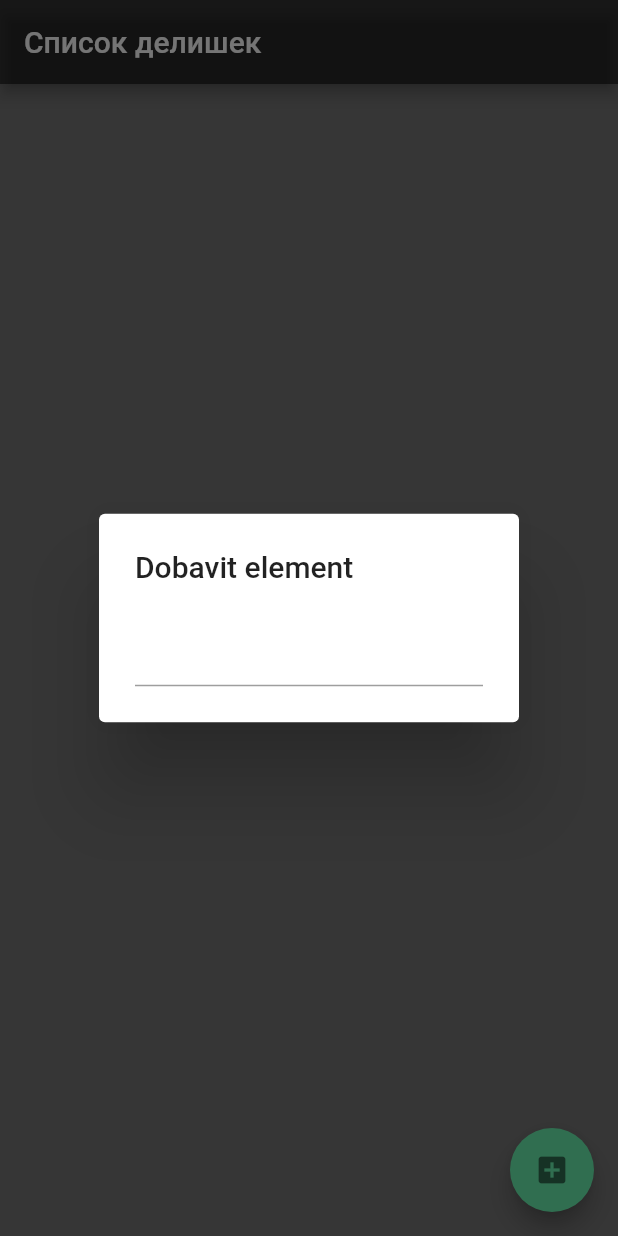
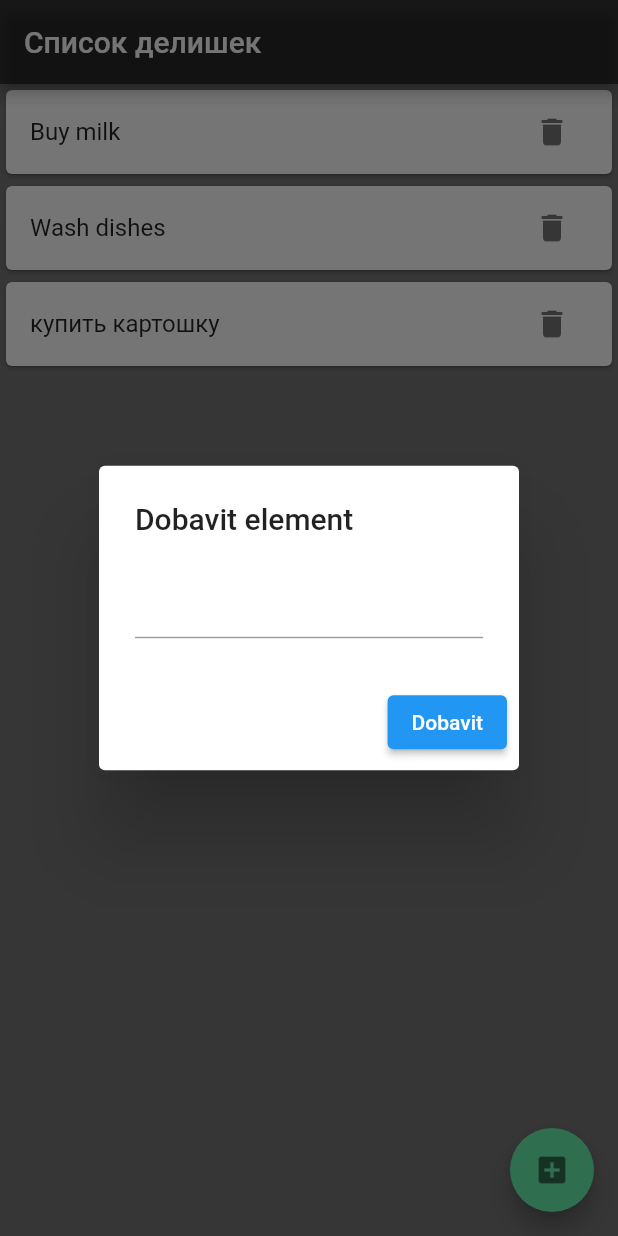
Before and after one commit to ArthurIbatullin/The-first, a Flutter app: the screen it shows after launch, after a tap on the "add box" icon, on a phone screen of 412 x 824 dp. Run offline on Flutter 3.47's test engine with Material 2 defaults, Android fonts, the phone set to English and light mode, and no system bars.

Commit message:
Ура, пофиксил баг, сделал свое приложение с заметками

```diff
--- a/lib/pages/home.dart
+++ b/lib/pages/home.dart
@@ -7,6 +7,8 @@ class Home extends StatefulWidget {
   State<Home> createState() => _HomeState();
 }
 
+class _HomeState extends State<Home> {
+  String _userToDo = "";
   List todoList = [];
 
   @override
@@ -16,7 +18,6 @@ void initState() {
     todoList.addAll(['Buy milk', 'Wash dishes', 'купить картошку']);
   }
 
-class _HomeState extends State<Home> {
   @override
   Widget build(BuildContext context) {
     return Scaffold(
@@ -59,7 +60,19 @@ class _HomeState extends State<Home> {
               builder: (BuildContext context) {
                 return AlertDialog(
                   title: Text('Dobavit element'),
-                  content: TextField(onChanged: (String value) {}),
+                  content: TextField(onChanged: (String value) {
+                    _userToDo = value;
+                  }),
+                  actions: [
+                    ElevatedButton(
+                        onPressed: () {
+                          setState(() {
+                            todoList.add(_userToDo);
+                          });
+                          Navigator.of(context).pop();
+                        },
+                        child: Text("Dobavit"))
+                  ],
                 );
               });
         },
```
Lines whose indentation alone changed are shown as unchanged.
